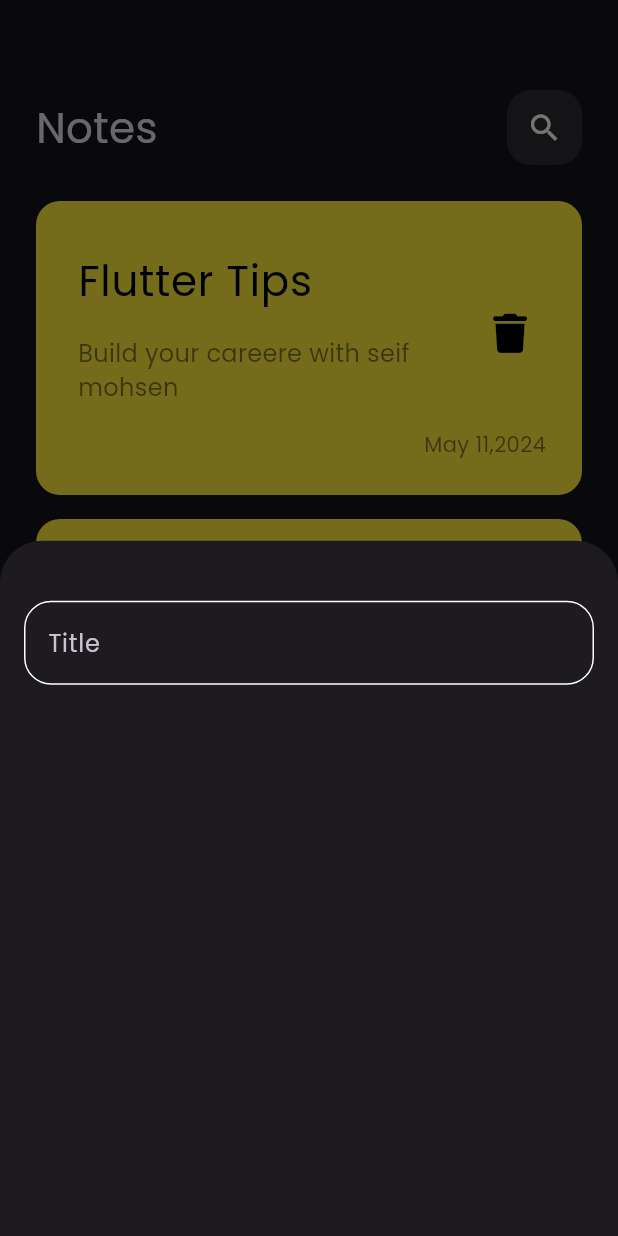
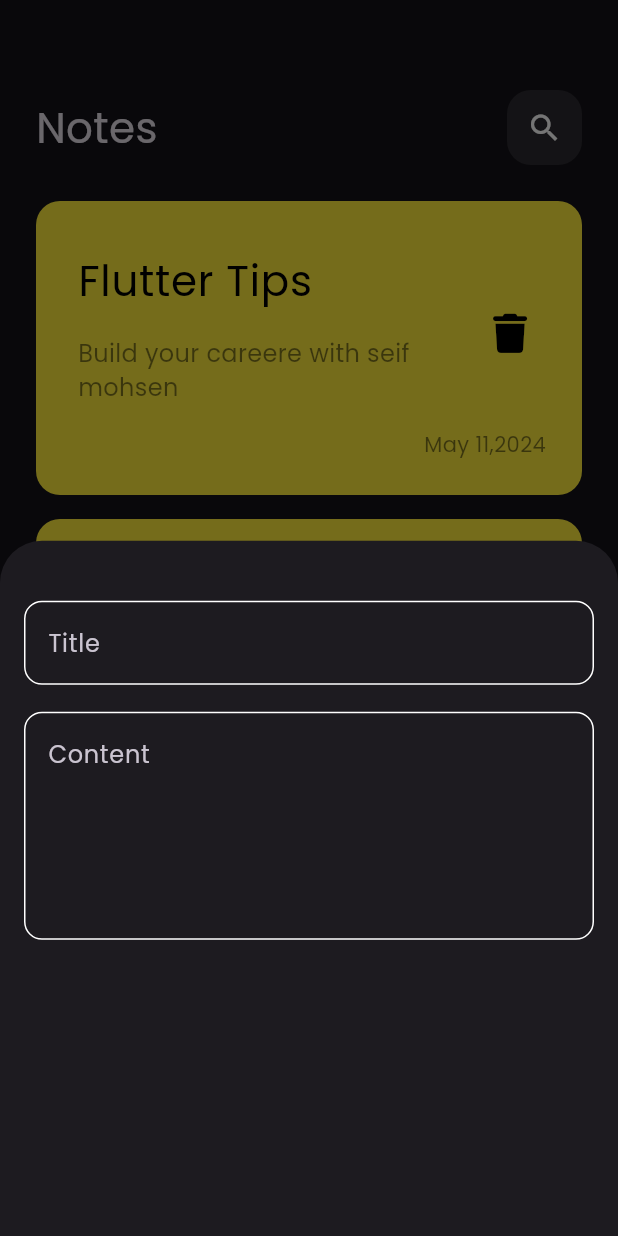
Before and after one commit to Seifmohsen11/notes_app, a Flutter app: the screen it shows after launch, after a tap on the "add" icon, on a phone screen of 412 x 824 dp. Run offline on Flutter 3.47's test engine with Material 3 defaults, Android fonts, the phone set to English and light mode, and no system bars; our stand-ins replace font_awesome_flutter.

Commit message:
add fields to notes buttom

```diff
--- a/lib/views/widgets/add_note_buttom_sheet.dart
+++ b/lib/views/widgets/add_note_buttom_sheet.dart
@@ -1,5 +1,4 @@
 import 'package:flutter/material.dart';
-import 'package:notes_app/views/widgets/costants.dart';
 
 import 'custom_text_field.dart';
 
@@ -8,14 +7,23 @@ class AddNoteButtomSheet extends StatelessWidget {
 
   @override
   Widget build(BuildContext context) {
-    return Padding(
-      padding: const EdgeInsets.symmetric(horizontal: 16),
+    return const Padding(
+      padding: EdgeInsets.symmetric(horizontal: 16),
       child: Column(
         children: [
-          const SizedBox(
+          SizedBox(
             height: 40,
           ),
-          CustomTextField()
+          CustomTextField(
+            hintText: 'Title',
+          ),
+          SizedBox(
+            height: 18,
+          ),
+          CustomTextField(
+            hintText: 'Content',
+            maxLines: 5,
+          )
         ],
       ),
     );
--- a/lib/views/widgets/custom_text_field.dart
+++ b/lib/views/widgets/custom_text_field.dart
@@ -5,24 +5,28 @@ import 'costants.dart';
 class CustomTextField extends StatelessWidget {
   const CustomTextField({
     super.key,
+    required this.hintText,
+    this.maxLines = 1,
   });
-
+  final String hintText;
+  final int maxLines;
   @override
   Widget build(BuildContext context) {
     return TextField(
       decoration: InputDecoration(
-        hintText: 'Title',
+        hintText: hintText,
         enabledBorder: BuildBorder(),
         focusedBorder: BuildBorder(kPrimaryColor),
       ),
       cursorColor: kPrimaryColor,
+      maxLines: maxLines,
     );
   }
 }
 
 OutlineInputBorder BuildBorder([Color]) {
   return OutlineInputBorder(
-    borderRadius: BorderRadius.circular(18),
+    borderRadius: BorderRadius.circular(12),
     borderSide: BorderSide(
       color: Color ?? Colors.white,
     ),
```
